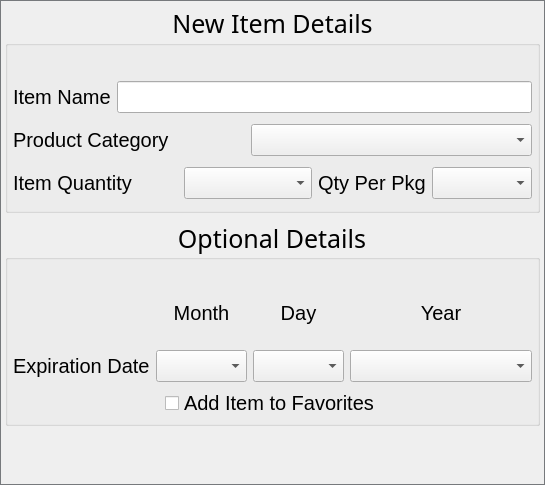
The window that Windows/NewItemDetails.ui (addisonElliott/SmartShopTouchScreen) describes before a commit, drawn with Qt 5.
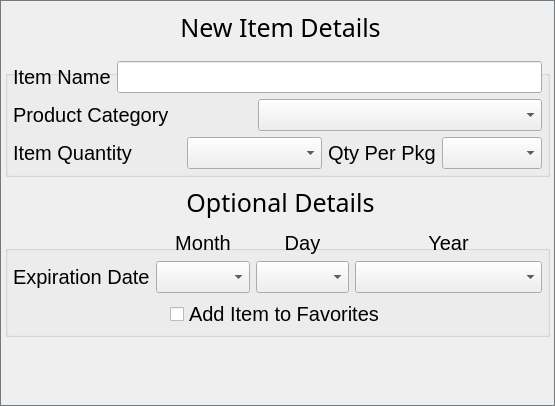
The same window after the commit. Icons and pictures are not drawn. Custom widgets are drawn as their Qt base class.

Commit message: Fixed bug with flickering modal dialog boxes by setting parent to be the centralWindow instead of None. The same solution also caused the dialog boxes to be correctly centered

```diff
--- a/Windows/NewItemDetails.ui
+++ b/Windows/NewItemDetails.ui
@@ -6,8 +6,8 @@
    <rect>
     <x>0</x>
     <y>0</y>
-    <width>545</width>
-    <height>485</height>
+    <width>555</width>
+    <height>406</height>
    </rect>
   </property>
   <property name="font">
@@ -24,7 +24,7 @@
 	border: 1px solid #76797C;
 }</string>
   </property>
-  <layout class="QGridLayout" name="gridLayout" rowstretch="0,0,0,0" columnstretch="0,0,0,0" columnminimumwidth="0,0,0,0">
+  <layout class="QGridLayout" name="gridLayout" rowstretch="0,0,0" columnstretch="0,0,0,0">
    <property name="leftMargin">
     <number>5</number>
    </property>
@@ -37,14 +37,128 @@
    <property name="bottomMargin">
     <number>5</number>
    </property>
+   <property name="verticalSpacing">
+    <number>3</number>
+   </property>
    <item row="2" column="1" colspan="3">
+    <layout class="QHBoxLayout" name="horizontalLayout_1">
+     <property name="spacing">
+      <number>15</number>
+     </property>
+     <property name="topMargin">
+      <number>0</number>
+     </property>
+     <item>
+      <spacer name="horizontalSpacer">
+       <property name="orientation">
+        <enum>Qt::Horizontal</enum>
+       </property>
+       <property name="sizeHint" stdset="0">
+        <size>
+         <width>40</width>
+         <height>20</height>
+        </size>
+       </property>
+      </spacer>
+     </item>
+     <item>
+      <widget class="TouchButton" name="accept_button">
+       <property name="minimumSize">
+        <size>
+         <width>48</width>
+         <height>48</height>
+        </size>
+       </property>
+       <property name="maximumSize">
+        <size>
+         <width>48</width>
+         <height>48</height>
+        </size>
+       </property>
+       <property name="styleSheet">
+        <string notr="true">background-color: transparent;
+border: 0;</string>
+       </property>
+       <property name="text">
+        <string/>
+       </property>
+       <property name="icon">
+        <iconset resource="../Resource_BY.qrc">
+         <normaloff>:/Icons/Icons/GreenCheckIcon_Finished.png</normaloff>:/Icons/Icons/GreenCheckIcon_Finished.png</iconset>
+       </property>
+       <property name="iconSize">
+        <size>
+         <width>48</width>
+         <height>48</height>
+        </size>
+       </property>
+      </widget>
+     </item>
+     <item>
+      <widget class="TouchButton" name="cancel_button">
+       <property name="minimumSize">
+        <size>
+         <width>48</width>
+         <height>48</height>
+        </size>
+       </property>
+       <property name="maximumSize">
+        <size>
+         <width>48</width>
+         <height>48</height>
+        </size>
+       </property>
+       <property name="styleSheet">
+        <string notr="true">background-color: transparent;
+border: 0;</string>
+       </property>
+       <property name="text">
+        <string/>
+       </property>
+       <property name="icon">
+        <iconset resource="../Resource_BY.qrc">
+         <normaloff>:/Icons/Icons/RedCancelIcon_Finished.png</normaloff>:/Icons/Icons/RedCancelIcon_Finished.png</iconset>
+       </property>
+       <property name="iconSize">
+        <size>
+         <width>48</width>
+         <height>48</height>
+        </size>
+       </property>
+      </widget>
+     </item>
+    </layout>
+   </item>
+   <item row="1" column="1" colspan="3">
     <widget class="QGroupBox" name="groupBox_optional">
+     <property name="sizePolicy">
+      <sizepolicy hsizetype="Preferred" vsizetype="Maximum">
+       <horstretch>0</horstretch>
+       <verstretch>0</verstretch>
+      </sizepolicy>
+     </property>
      <property name="font">
       <font>
        <family>Cronus Round</family>
        <pointsize>19</pointsize>
       </font>
      </property>
+     <property name="styleSheet">
+      <string notr="true">QGroupBox
+{
+	margin-top: 25px;
+}
+
+QGroupBox::title
+{
+	padding-top: 0px;
+	margin-top: 0px;
+	margin-bottom: 5px;
+	/*padding-top: -30px;*/
+	subcontrol-origin: margin;
+     subcontrol-position: top center; /* position at the top center */
+}</string>
+     </property>
      <property name="title">
       <string>Optional Details</string>
      </property>
@@ -56,7 +170,7 @@
        <number>5</number>
       </property>
       <property name="topMargin">
-       <number>22</number>
+       <number>5</number>
       </property>
       <property name="rightMargin">
        <number>5</number>
@@ -195,19 +309,39 @@
      </layout>
     </widget>
    </item>
-   <item row="1" column="1" colspan="3">
+   <item row="0" column="1" colspan="3">
     <widget class="QGroupBox" name="groupBox_main">
+     <property name="sizePolicy">
+      <sizepolicy hsizetype="Preferred" vsizetype="Maximum">
+       <horstretch>0</horstretch>
+       <verstretch>0</verstretch>
+      </sizepolicy>
+     </property>
      <property name="font">
       <font>
        <family>Cronus Round</family>
        <pointsize>19</pointsize>
       </font>
      </property>
+     <property name="styleSheet">
+      <string notr="true">QGroupBox
+{
+	margin-top: 25px;
+}
+
+QGroupBox::title
+{
+	padding-top: 0px;
+	margin-top: 0px;
+	subcontrol-origin: margin;
+     subcontrol-position: top center; /* position at the top center */
+}</string>
+     </property>
      <property name="title">
       <string>New Item Details</string>
      </property>
      <property name="alignment">
-      <set>Qt::AlignHCenter|Qt::AlignTop</set>
+      <set>Qt::AlignCenter</set>
      </property>
      <property name="flat">
       <bool>true</bool>
@@ -220,7 +354,7 @@
        <number>5</number>
       </property>
       <property name="topMargin">
-       <number>30</number>
+       <number>10</number>
       </property>
       <property name="rightMargin">
        <number>5</number>
@@ -328,95 +462,6 @@
      </layout>
     </widget>
    </item>
-   <item row="3" column="1" colspan="3">
-    <layout class="QHBoxLayout" name="horizontalLayout_1">
-     <property name="spacing">
-      <number>15</number>
-     </property>
-     <property name="topMargin">
-      <number>0</number>
-     </property>
-     <item>
-      <spacer name="horizontalSpacer">
-       <property name="orientation">
-        <enum>Qt::Horizontal</enum>
-       </property>
-       <property name="sizeHint" stdset="0">
-        <size>
-         <width>40</width>
-         <height>20</height>
-        </size>
-       </property>
-      </spacer>
-     </item>
-     <item>
-      <widget class="TouchButton" name="accept_button">
-       <property name="minimumSize">
-        <size>
-         <width>48</width>
-         <height>48</height>
-        </size>
-       </property>
-       <property name="maximumSize">
-        <size>
-         <width>48</width>
-         <height>48</height>
-        </size>
-       </property>
-       <property name="styleSheet">
-        <string notr="true">background-color: transparent;
-border: 0;</string>
-       </property>
-       <property name="text">
-        <string/>
-       </property>
-       <property name="icon">
-        <iconset resource="../Resource_BY.qrc">
-         <normaloff>:/Icons/Icons/GreenCheckIcon_Finished.png</normaloff>:/Icons/Icons/GreenCheckIcon_Finished.png</iconset>
-       </property>
-       <property name="iconSize">
-        <size>
-         <width>48</width>
-         <height>48</height>
-        </size>
-       </property>
-      </widget>
-     </item>
-     <item>
-      <widget class="TouchButton" name="cancel_button">
-       <property name="minimumSize">
-        <size>
-         <width>48</width>
-         <height>48</height>
-        </size>
-       </property>
-       <property name="maximumSize">
-        <size>
-         <width>48</width>
-         <height>48</height>
-        </size>
-       </property>
-       <property name="styleSheet">
-        <string notr="true">background-color: transparent;
-border: 0;</string>
-       </property>
-       <property name="text">
-        <string/>
-       </property>
-       <property name="icon">
-        <iconset resource="../Resource_BY.qrc">
-         <normaloff>:/Icons/Icons/RedCancelIcon_Finished.png</normaloff>:/Icons/Icons/RedCancelIcon_Finished.png</iconset>
-       </property>
-       <property name="iconSize">
-        <size>
-         <width>48</width>
-         <height>48</height>
-        </size>
-       </property>
-      </widget>
-     </item>
-    </layout>
-   </item>
   </layout>
   <zorder>groupBox_main</zorder>
   <zorder>groupBox_optional</zorder>
```
The commit also changes 2 other files.
